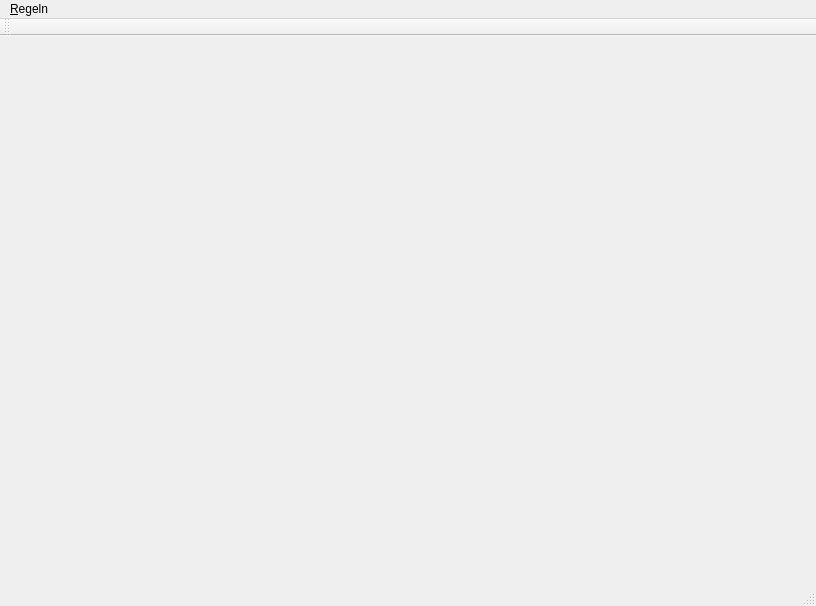
The window that GeneratorQT/generatorqt.ui (ReverendLove/GeneratorQT) describes before a commit, drawn with Qt 5.
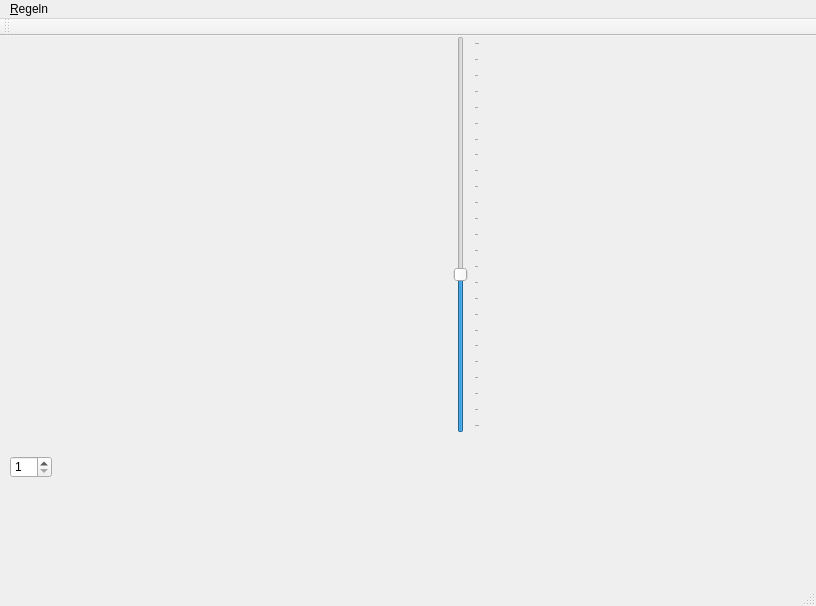
The same window after the commit.

Commit message: Slider slSpeed und Spinbox sbNumberOfDots hinzugefügt

What changed in the file:
```diff
--- a/GeneratorQT/generatorqt.ui
+++ b/GeneratorQT/generatorqt.ui
@@ -13,7 +13,64 @@
   <property name="windowTitle">
    <string>GeneratorQT</string>
   </property>
-  <widget class="QWidget" name="wdgCentral"/>
+  <widget class="QWidget" name="wdgCentral">
+   <widget class="QSpinBox" name="sbNumberOfDots">
+    <property name="geometry">
+     <rect>
+      <x>10</x>
+      <y>420</y>
+      <width>42</width>
+      <height>22</height>
+     </rect>
+    </property>
+    <property name="minimum">
+     <number>1</number>
+    </property>
+    <property name="maximum">
+     <number>32</number>
+    </property>
+    <property name="value">
+     <number>1</number>
+    </property>
+   </widget>
+   <widget class="QSlider" name="slSpeed">
+    <property name="enabled">
+     <bool>true</bool>
+    </property>
+    <property name="geometry">
+     <rect>
+      <x>450</x>
+      <y>0</y>
+      <width>30</width>
+      <height>397</height>
+     </rect>
+    </property>
+    <property name="sizePolicy">
+     <sizepolicy hsizetype="Fixed" vsizetype="Fixed">
+      <horstretch>0</horstretch>
+      <verstretch>0</verstretch>
+     </sizepolicy>
+    </property>
+    <property name="minimum">
+     <number>24</number>
+    </property>
+    <property name="maximum">
+     <number>264</number>
+    </property>
+    <property name="sliderPosition">
+     <number>119</number>
+    </property>
+    <property name="orientation">
+     <enum>Qt::Vertical</enum>
+    </property>
+    <property name="tickPosition">
+     <enum>QSlider::TicksBelow</enum>
+    </property>
+    <property name="tickInterval">
+     <number>10</number>
+    </property>
+   </widget>
+  </widget>
   <widget class="QMenuBar" name="menuBar">
    <property name="geometry">
     <rect>
```
The commit also changes 3 other files.
